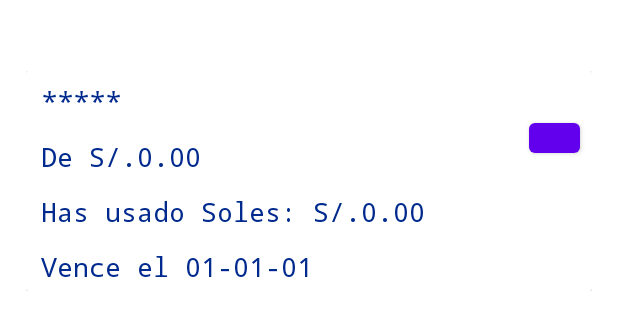
After one commit to jtoulier/hackaton-frontend, an Android app: the layout item_recycleview.xml on its own in the app's theme, with its tools: preview values and no code run, on a phone screen of 412 x 824 dp. The commit adds this screen. Shown: the top 330 px of the screen. Run offline under Robolectric (Android 15) with nearby library versions, the phone set to English and light mode, and no system bars.

```diff
--- /dev/null
+++ b/app/src/main/res/layout/item_recycleview.xml
@@ -0,0 +1,98 @@
+<?xml version="1.0" encoding="utf-8"?>
+<androidx.constraintlayout.widget.ConstraintLayout
+    xmlns:android="http://schemas.android.com/apk/res/android"
+    xmlns:app="http://schemas.android.com/apk/res-auto"
+    xmlns:tools="http://schemas.android.com/tools"
+    android:layout_width="match_parent"
+    android:layout_height="match_parent">
+
+    <ScrollView
+        android:layout_width="409dp"
+        android:layout_height="729dp"
+        app:layout_constraintBottom_toBottomOf="parent"
+        app:layout_constraintEnd_toEndOf="parent"
+        app:layout_constraintStart_toStartOf="parent"
+        app:layout_constraintTop_toTopOf="parent">
+
+        <LinearLayout
+            android:layout_width="match_parent"
+            android:layout_height="wrap_content"
+            android:layout_marginStart="16dp"
+            android:layout_marginEnd="16dp"
+            android:orientation="vertical">
+
+            <androidx.cardview.widget.CardView
+                android:layout_width="match_parent"
+                android:layout_height="match_parent" >
+
+                <androidx.constraintlayout.widget.ConstraintLayout
+                    android:layout_width="match_parent"
+                    android:layout_height="match_parent"
+
+                    android:paddingStart="10dp">
+
+                    <Button
+                        android:id="@+id/button"
+                        android:layout_width="34dp"
+                        android:layout_height="32dp"
+                        android:layout_marginEnd="8dp"
+                        android:layout_weight="1"
+                        app:layout_constraintBottom_toBottomOf="parent"
+                        app:layout_constraintEnd_toEndOf="parent"
+                        app:layout_constraintTop_toTopOf="parent"
+                        app:layout_constraintVertical_bias="0.25" />
+
+                    <LinearLayout
+                        android:layout_width="0dp"
+                        android:layout_height="wrap_content"
+                        android:orientation="vertical"
+                        app:layout_constraintBottom_toBottomOf="parent"
+                        app:layout_constraintEnd_toStartOf="@+id/button"
+                        app:layout_constraintStart_toStartOf="parent"
+                        app:layout_constraintTop_toTopOf="parent">
+
+                        <TextView
+                            android:id="@+id/textView4"
+                            style="@style/textviewStyle"
+                            android:layout_width="match_parent"
+                            android:layout_height="wrap_content"
+                            android:layout_marginTop="8dp"
+                            android:layout_marginBottom="4dp"
+                            android:text="*****" />
+
+                        <TextView
+                            android:id="@+id/textView6"
+
+                            style="@style/textviewStyle"
+                            android:layout_width="match_parent"
+                            android:layout_height="wrap_content"
+                            android:layout_marginTop="8dp"
+                            android:layout_marginBottom="4dp"
+                            android:text="De S/.0.00" />
+
+                        <TextView
+                            android:id="@+id/textView5"
+                            style="@style/textviewStyle"
+                            android:layout_width="match_parent"
+                            android:layout_height="wrap_content"
+                            android:layout_marginTop="8dp"
+                            android:layout_marginBottom="4dp"
+                            android:text="Has usado Soles: S/.0.00" />
+
+                        <TextView
+                            android:id="@+id/textView7"
+                            style="@style/textviewStyle"
+                            android:layout_width="match_parent"
+                            android:layout_height="wrap_content"
+                            android:layout_marginTop="8dp"
+                            android:layout_marginBottom="4dp"
+                            android:text="Vence el 01-01-01" />
+
+                    </LinearLayout>
+
+                </androidx.constraintlayout.widget.ConstraintLayout>
+            </androidx.cardview.widget.CardView>
+
+        </LinearLayout>
+    </ScrollView>
+</androidx.constraintlayout.widget.ConstraintLayout>
--- a/app/src/main/res/navigation/nav_graph.xml
+++ b/app/src/main/res/navigation/nav_graph.xml
@@ -3,7 +3,7 @@
     xmlns:app="http://schemas.android.com/apk/res-auto"
     xmlns:tools="http://schemas.android.com/tools"
     android:id="@+id/nav_graph"
-    app:startDestination="@id/loginFragment">
+    app:startDestination="@id/homeFragment">
 
     <fragment
         android:id="@+id/loginFragment"
--- /dev/null
+++ b/app/src/main/res/values/styles.xml
@@ -0,0 +1,11 @@
+<?xml version="1.0" encoding="utf-8"?>
+<resources>
+    <style name="textviewStyle"
+        parent="@android:style/TextAppearance.Medium">
+        <item name="android:layout_width">match_parent</item>
+        <item name="android:layout_height">wrap_content</item>
+        <item name="android:textColor">#002a8d</item>
+        <item name="android:typeface">monospace</item>
+    </style>
+
+</resources>
```
Also changed, not shown: app/src/main/java/pe/bcp/digital/card/RecycleViewAdapter.kt (added, +31 -0 lines), app/src/main/res/layout/home_fragment.xml (+37 -3 lines).
